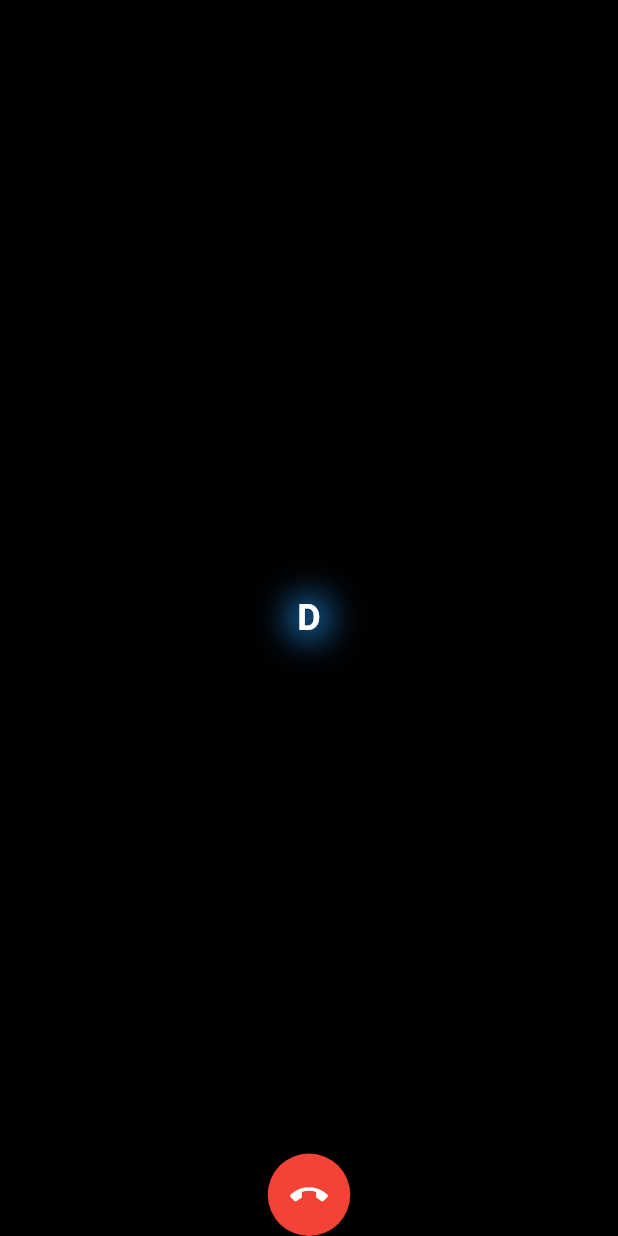
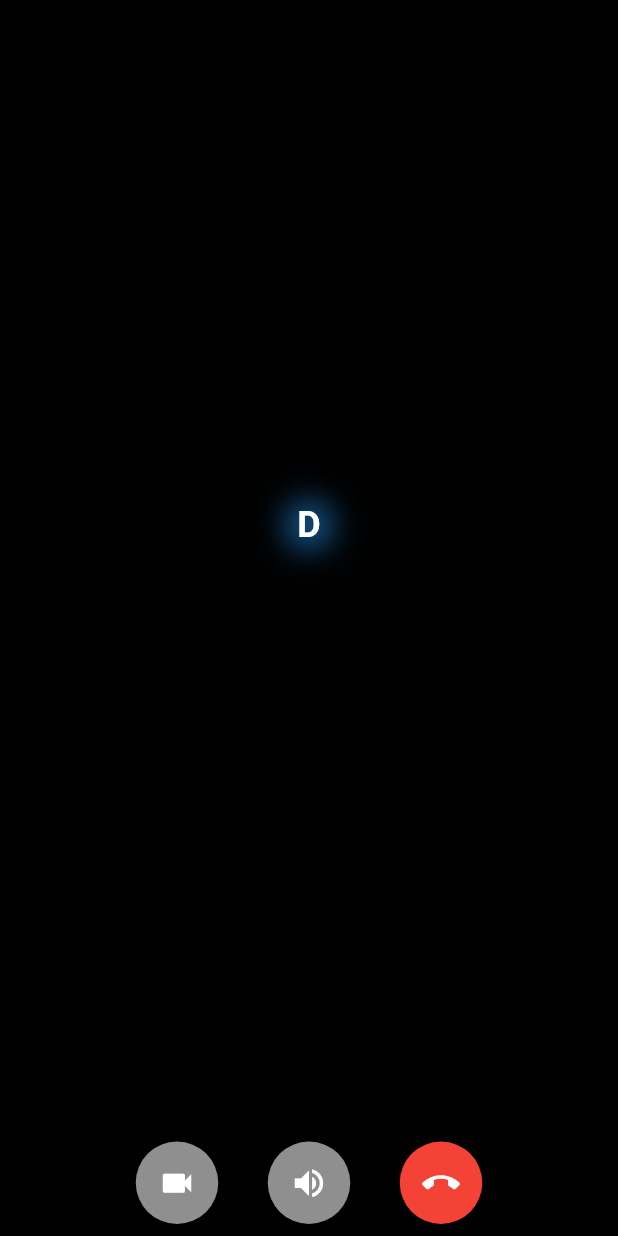
Before and after one commit to PrerakGada/Connectify, a Flutter app: the VideoConferencing screen opened directly, after a tap on "Join", on a phone screen of 412 x 824 dp. Run offline on Flutter 3.47's test engine with Material 2 defaults, Android fonts, the phone set to English and light mode, and no system bars; our stand-ins replace delayed_display, dio, file_picker, firebase_core, firebase_messaging, flutter_blue_plus and 10 more; missing offline and left inert: beacon_broadcast, flutter_google_places_hoc081098, flutter_nearby_messages_api, google_api_headers, google_maps_webservice, hmssdk_flutter; accounts and stored records are empty; network calls fail; statements that could not run were skipped.

Commit message:
enhanced video con

```diff
--- a/lib/main.dart
+++ b/lib/main.dart
@@ -70,7 +70,7 @@ class MyApp extends StatelessWidget {
         darkTheme: dark_theme(),
         themeMode: ThemeMode.dark,
         debugShowCheckedModeBanner: false,
-        initialRoute: Bluetooth.id,
+        initialRoute: HomeScreen.id,
         routes: {
           HomeScreen.id: (context) => const HomeScreen(),
           SplashScreen.id: (context) => const SplashScreen(),
--- a/lib/pages/VideoConferencing/video_conferencing.dart
+++ b/lib/pages/VideoConferencing/video_conferencing.dart
@@ -1,5 +1,6 @@
 import 'dart:io';
 
+import 'package:connectify/theme/app_colors.dart';
 import 'package:flutter/cupertino.dart';
 import 'package:flutter/material.dart';
 import 'package:hmssdk_flutter/hmssdk_flutter.dart';
@@ -44,9 +45,10 @@ class VideoConferencing extends StatelessWidget {
             // Function to push to meeting page
             onPressed: () async {
               await getPermissions();
-              Navigator.push(context, MaterialPageRoute(builder: (context) {
-                return const MeetingPage();
-              }));
+              Navigator.push(
+                context,
+                CupertinoPageRoute(builder: (_) => const MeetingPage()),
+              );
             },
             child: const Padding(
               padding: EdgeInsets.symmetric(vertical: 20, horizontal: 20),
@@ -226,8 +228,11 @@ class _MeetingPageState extends State<MeetingPage>
       key: key,
       child: (videoTrack != null && !(videoTrack.isMute))
           // Actual widget to render video
-          ? HMSVideoView(
+          ? SizedBox(
+              height: 300,
+              child: HMSVideoView(
                 track: videoTrack,
+              ),
             )
           : Center(
               child: Container(
@@ -255,8 +260,13 @@ class _MeetingPageState extends State<MeetingPage>
   }
 
   // Widget to render grid of peer tiles and a end button
+  bool audioMute = false;
+  bool videoMute = false;
   @override
   Widget build(BuildContext context) {
+    // bool? videoMute = localPeer?.videoTrack?.isMute;
+    // bool? audioMute = localPeer?.audioTrack?.isMute;
+
     return WillPopScope(
       // Used to call "leave room" upon clicking back button [in android]
       onWillPop: () async {
@@ -275,8 +285,8 @@ class _MeetingPageState extends State<MeetingPage>
                 child: GridView(
                   gridDelegate: SliverGridDelegateWithFixedCrossAxisCount(
                       mainAxisExtent: (remotePeerVideoTrack == null)
-                          ? MediaQuery.of(context).size.height
-                          : MediaQuery.of(context).size.height / 2,
+                          ? MediaQuery.of(context).size.height * 0.85
+                          : MediaQuery.of(context).size.height * 0.85 / 2,
                       crossAxisCount: 1),
                   children: [
                     if (remotePeerVideoTrack != null && remotePeer != null)
@@ -294,7 +304,48 @@ class _MeetingPageState extends State<MeetingPage>
               // End button to leave the room
               Align(
                 alignment: Alignment.bottomCenter,
-                child: RawMaterialButton(
+                child: Padding(
+                  padding: const EdgeInsets.all(8.0),
+                  child: Row(
+                    mainAxisAlignment: MainAxisAlignment.center,
+                    children: [
+                      RawMaterialButton(
+                        onPressed: () {
+                          // hmsSDK.leave();
+                          // Navigator.pop(context);
+                          setState(() {
+                            videoMute = !videoMute;
+                          });
+                          hmsSDK.toggleCameraMuteState();
+                        },
+                        elevation: 2.0,
+                        fillColor: AppColors.grey,
+                        padding: const EdgeInsets.all(15.0),
+                        shape: const CircleBorder(),
+                        child: Icon(
+                          videoMute ? Icons.videocam_off : Icons.videocam,
+                          size: 25.0,
+                          color: Colors.white,
+                        ),
+                      ),
+                      RawMaterialButton(
+                        onPressed: () {
+                          hmsSDK.toggleMicMuteState();
+                          setState(() {
+                            audioMute = !audioMute;
+                          });
+                        },
+                        elevation: 2.0,
+                        fillColor: AppColors.grey,
+                        padding: const EdgeInsets.all(15.0),
+                        shape: const CircleBorder(),
+                        child: Icon(
+                          audioMute ? Icons.volume_off : Icons.volume_up,
+                          size: 25.0,
+                          color: Colors.white,
+                        ),
+                      ),
+                      RawMaterialButton(
                         onPressed: () {
                           hmsSDK.leave();
                           Navigator.pop(context);
@@ -309,6 +360,9 @@ class _MeetingPageState extends State<MeetingPage>
                           color: Colors.white,
                         ),
                       ),
+                    ],
+                  ),
+                ),
               ),
             ],
           ),
--- a/lib/widgets/bluetooth.dart
+++ b/lib/widgets/bluetooth.dart
@@ -21,7 +21,6 @@ class _BluetoothState extends State<Bluetooth> {
     super.initState();
     initPlatformState();
   }
-
 
   Future<void> initPlatformState() async {
     // For iOS
@@ -76,16 +75,13 @@ class _BluetoothState extends State<Bluetooth> {
           // print(r);
         }
       }
-
     });
 
 // Stop scanning
     flutterBlue.stopScan();
   }
 
-  void emitBeacon() {
-  }
-
+  void emitBeacon() {}
 
   @override
   Widget build(BuildContext context) {
```
Lines whose indentation alone changed are shown as unchanged.
